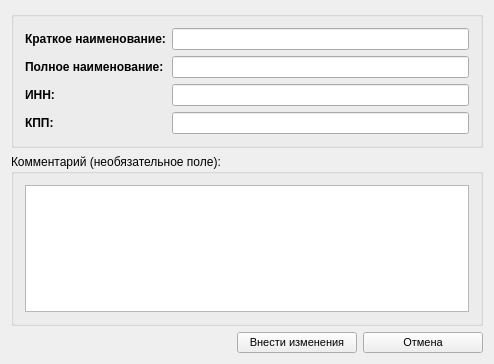
Old version of the form src/zpartnersform.ui in the repository SergeyZaz/plan_fakt.
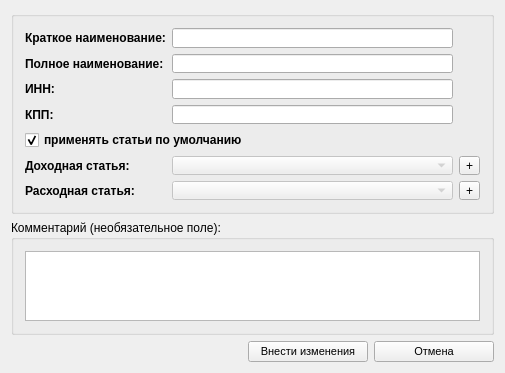
New version of the form. Icons and pictures are not drawn.

Commit message:
Исправлено: 1. кодировка при выводе ошибки с случае некорректного разбора секции импортируемого файла 2. выход из приложения при ошибке открытия базы данных 3. разбор секции импортируемого файла при наличии "запрещенных" символов (одиночные кавычки) 4. добавлена статья "Нераспределенный расход"
Добавлено:
3. на форме редактирования контрагентов
- флажок "применять статьи по умолчанию"
- выпадающие списки: "Доходная статья:" и "Расходная статья:"
4. при импорте произвдится анализ статей контрагентов

What changed in the file:
```diff
--- a/src/zpartnersform.ui
+++ b/src/zpartnersform.ui
@@ -6,8 +6,8 @@
    <rect>
     <x>0</x>
     <y>0</y>
-    <width>494</width>
-    <height>364</height>
+    <width>505</width>
+    <height>373</height>
    </rect>
   </property>
   <property name="minimumSize">
@@ -32,7 +32,7 @@
      <property name="title">
       <string/>
      </property>
-     <layout class="QFormLayout" name="formLayout">
+     <layout class="QGridLayout" name="gridLayout_2">
       <item row="0" column="0">
        <widget class="QLabel" name="nameText">
         <property name="font">
@@ -119,6 +119,82 @@
         </property>
        </widget>
       </item>
+      <item row="4" column="0" colspan="2">
+       <widget class="QCheckBox" name="ckbDefault">
+        <property name="font">
+         <font>
+          <weight>75</weight>
+          <bold>true</bold>
+         </font>
+        </property>
+        <property name="text">
+         <string>применять статьи по умолчанию</string>
+        </property>
+        <property name="checked">
+         <bool>true</bool>
+        </property>
+       </widget>
+      </item>
+      <item row="5" column="0">
+       <widget class="QLabel" name="lblSectionPlus">
+        <property name="font">
+         <font>
+          <weight>75</weight>
+          <bold>true</bold>
+         </font>
+        </property>
+        <property name="text">
+         <string>Доходная статья:</string>
+        </property>
+       </widget>
+      </item>
+      <item row="5" column="1">
+       <widget class="QComboBox" name="cboSectionPlus">
+        <property name="enabled">
+         <bool>false</bool>
+        </property>
+       </widget>
+      </item>
+      <item row="5" column="2">
+       <widget class="QToolButton" name="cmdAddSectionPlus">
+        <property name="toolTip">
+         <string>Добавить</string>
+        </property>
+        <property name="text">
+         <string>+</string>
+        </property>
+       </widget>
+      </item>
+      <item row="6" column="0">
+       <widget class="QLabel" name="lblSectionMinus">
+        <property name="font">
+         <font>
+          <weight>75</weight>
+          <bold>true</bold>
+         </font>
+        </property>
+        <property name="text">
+         <string>Расходная статья:</string>
+        </property>
+       </widget>
+      </item>
+      <item row="6" column="1">
+       <widget class="QComboBox" name="cboSectionMinus">
+        <property name="enabled">
+         <bool>false</bool>
+        </property>
+       </widget>
+      </item>
+      <item row="6" column="2">
+       <widget class="QToolButton" name="cmdAddSectionMinus">
+        <property name="toolTip">
+         <string>Добавить</string>
+        </property>
+        <property name="text">
+         <string>+</string>
+        </property>
+       </widget>
+      </item>
      </layout>
     </widget>
    </item>
```
Left out of the diff: 32 changed lines with no effect on the pictures. The commit also changes 13 other files.
